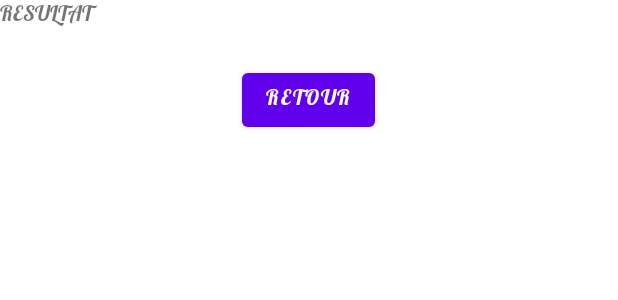
After one commit to ArnoVoxel/androidConvertisseur, an Android app: the layout activity_result.xml on its own in the app's theme, with its tools: preview values and no code run, on a phone screen of 412 x 824 dp. The commit adds this screen. Shown: the top 300 px of the screen. Run offline under Robolectric (Android 15) with nearby library versions, the phone set to English and light mode, and no system bars.

Commit message:
2 activités mais plantage sur les controle MainActivity

```diff
--- a/app/src/main/AndroidManifest.xml
+++ b/app/src/main/AndroidManifest.xml
@@ -8,12 +8,16 @@
         android:dataExtractionRules="@xml/data_extraction_rules"
         android:fullBackupContent="@xml/backup_rules"
         android:icon="@mipmap/ic_launcher"
+        android:label="@string/app_name"
         android:logo="@drawable/ic_launcher_foreground"
-        android:label="@string/app_name"
         android:roundIcon="@mipmap/ic_launcher_round"
         android:supportsRtl="true"
         android:theme="@style/Theme.ConvMonnaie"
         tools:targetApi="31">
+        <activity
+            android:name=".ResultActivity"
+            android:parentActivityName=".MainActivity"
+            android:exported="false" />
         <activity
             android:name=".MainActivity"
             android:exported="true">
--- a/app/src/main/res/layout-land/activity_main.xml
+++ b/app/src/main/res/layout-land/activity_main.xml
@@ -6,7 +6,6 @@
     android:layout_width="match_parent"
     android:layout_height="match_parent"
     android:theme="@style/Theme.ConvMonnaie_land"
-    style="@style/convertisseur_land"
     tools:context=".MainActivity">
     <LinearLayout
         android:layout_width="match_parent"
--- a/app/src/main/res/layout/activity_main.xml
+++ b/app/src/main/res/layout/activity_main.xml
@@ -5,7 +5,7 @@
     xmlns:tools="http://schemas.android.com/tools"
     android:layout_width="match_parent"
     android:layout_height="match_parent"
-    style="@style/convertisseur"
+    android:theme="@style/Theme.ConvMonnaie"
     tools:context=".MainActivity">
     <LinearLayout
         android:layout_width="match_parent"
--- /dev/null
+++ b/app/src/main/res/layout/activity_result.xml
@@ -0,0 +1,34 @@
+<?xml version="1.0" encoding="utf-8"?>
+<androidx.constraintlayout.widget.ConstraintLayout xmlns:android="http://schemas.android.com/apk/res/android"
+    xmlns:app="http://schemas.android.com/apk/res-auto"
+    xmlns:tools="http://schemas.android.com/tools"
+    android:layout_width="match_parent"
+    android:layout_height="match_parent"
+    tools:context=".ResultActivity">
+    <LinearLayout
+        android:layout_width="match_parent"
+        android:layout_height="match_parent"
+        android:orientation="vertical">
+
+        <TextView
+        android:id="@+id/titreResult"
+        android:layout_width="match_parent"
+        android:layout_height="wrap_content"
+        android:text="RESULTAT"
+        ></TextView>
+
+        <TextView
+            android:id="@+id/messageResult"
+            android:layout_width="match_parent"
+            android:layout_height="wrap_content"
+            ></TextView>
+        <Button
+            android:id="@+id/retourResult"
+            android:layout_width="wrap_content"
+            android:layout_height="wrap_content"
+            android:layout_gravity="center"
+            android:text="@string/retourResult">
+        </Button>
+    </LinearLayout>
+
+</androidx.constraintlayout.widget.ConstraintLayout>
--- a/app/src/main/res/values/strings.xml
+++ b/app/src/main/res/values/strings.xml
@@ -20,4 +20,5 @@
     <string name="erreur_devise_identique">les devises sont identiques</string>
     <string name="ok_conv_deb">Vous voulez convertir des </string>
     <string name="ok_conv_mil"> en </string>
+    <string name="retourResult">Retour</string>
 </resources>
--- a/app/src/main/res/values/styles.xml
+++ b/app/src/main/res/values/styles.xml
@@ -10,7 +10,7 @@
         <item name="android:layout_height">match_parent</item>
     </style>
     <style name="convertisseur_land">
-        <item name="android:background">@drawable/fond_afpa_land</item>
+        <item name="android:background">@drawable/fond_afpa</item>
         <item name="android:gravity">center_horizontal</item>
         <item name="android:orientation">vertical</item>
         <item name="android:fontFamily">@font/lobster</item>
```
Also changed, not shown: app/src/main/java/com/example/convmonnaie/MainActivity.java (+21 -40 lines), app/src/main/java/com/example/convmonnaie/ResultActivity.java (added, +65 -0 lines), app/src/main/res/drawable/fond_afpa_land.png (added), 1 other file.
